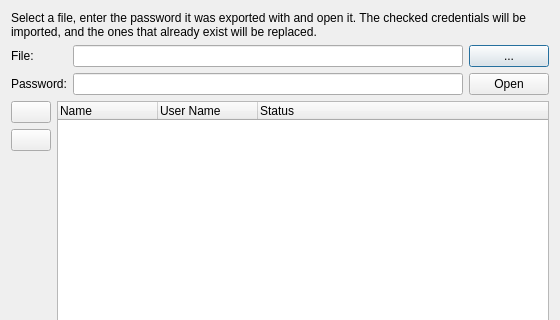
This is source/client/desktop/credentials/credential_import_dialog.ui in dchapyshev/aspia as Qt 5 draws it before an edit; both pictures show x 0 to 560 and y 0 to 320 of the 560 by 480 pixel window. The edited form follows.
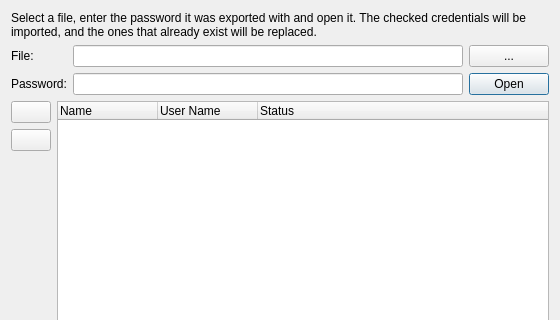
This is the edited form. Icons and pictures are not drawn. Custom widgets are drawn as their Qt base class.

```diff
--- a/source/client/desktop/credentials/credential_import_dialog.ui
+++ b/source/client/desktop/credentials/credential_import_dialog.ui
@@ -40,7 +40,7 @@
       <widget class="QLineEdit" name="edit_file"/>
      </item>
      <item row="0" column="2">
-      <widget class="QPushButton" name="button_browse">
+      <widget class="IconTextButton" name="button_browse">
        <property name="sizePolicy">
         <sizepolicy hsizetype="Minimum" vsizetype="Minimum">
          <horstretch>0</horstretch>
@@ -64,6 +64,12 @@
      </item>
      <item row="1" column="2">
       <widget class="QPushButton" name="button_open">
+       <property name="sizePolicy">
+        <sizepolicy hsizetype="Minimum" vsizetype="Minimum">
+         <horstretch>0</horstretch>
+         <verstretch>0</verstretch>
+        </sizepolicy>
+       </property>
        <property name="text">
         <string>Open</string>
        </property>
@@ -178,6 +184,11 @@
    <extends>QDialogButtonBox</extends>
    <header>common/desktop/dialog_button_box.h</header>
   </customwidget>
+  <customwidget>
+   <class>IconTextButton</class>
+   <extends>QToolButton</extends>
+   <header>common/desktop/icon_text_button.h</header>
+  </customwidget>
   <customwidget>
    <class>PasswordEdit</class>
    <extends>QLineEdit</extends>
```
